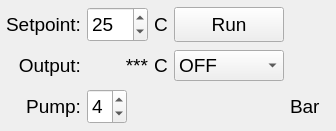
salinsalins/1_Mev_UI, file LAUDA_Small_UI.ui: the form before one commit.
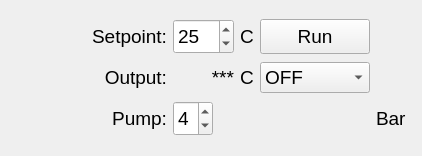
The form after the commit. Icons and pictures are not drawn.

Commit message: Lauda small corrected

Diff of the .ui file:
```diff
--- a/LAUDA_Small_UI.ui
+++ b/LAUDA_Small_UI.ui
@@ -6,8 +6,8 @@
    <rect>
     <x>0</x>
     <y>0</y>
-    <width>329</width>
-    <height>131</height>
+    <width>422</width>
+    <height>156</height>
    </rect>
   </property>
   <property name="sizePolicy">
@@ -24,8 +24,8 @@
   </property>
   <property name="maximumSize">
    <size>
-    <width>329</width>
-    <height>131</height>
+    <width>500</width>
+    <height>200</height>
    </size>
   </property>
   <property name="font">
```
